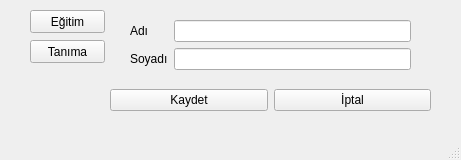
Above: arayuz/UI/ana.ui from pythonuzaktanegitim/canliderspython1 before the change. Below: the same form after it.
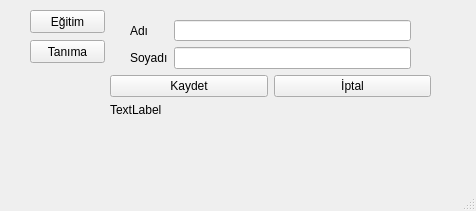
That is the form after the change.

```diff
--- a/arayuz/UI/ana.ui
+++ b/arayuz/UI/ana.ui
@@ -6,8 +6,8 @@
    <rect>
     <x>0</x>
     <y>0</y>
-    <width>461</width>
-    <height>160</height>
+    <width>476</width>
+    <height>211</height>
    </rect>
   </property>
   <property name="windowTitle">
@@ -46,17 +46,10 @@
       <x>110</x>
       <y>10</y>
       <width>321</width>
-      <height>101</height>
+      <height>107</height>
      </rect>
     </property>
     <layout class="QGridLayout" name="gridLayout">
-     <item row="1" column="1">
-      <widget class="QPushButton" name="pushButton_3">
-       <property name="text">
-        <string>İptal</string>
-       </property>
-      </widget>
-     </item>
      <item row="1" column="0">
       <widget class="QPushButton" name="pushButton_4">
        <property name="text">
@@ -64,6 +57,13 @@
        </property>
       </widget>
      </item>
+     <item row="1" column="1">
+      <widget class="QPushButton" name="temizle">
+       <property name="text">
+        <string>İptal</string>
+       </property>
+      </widget>
+     </item>
      <item row="0" column="0" colspan="2">
       <layout class="QFormLayout" name="formLayout">
        <property name="leftMargin">
@@ -97,6 +97,13 @@
        </item>
       </layout>
      </item>
+     <item row="2" column="0" colspan="2">
+      <widget class="QLabel" name="sonuc">
+       <property name="text">
+        <string>TextLabel</string>
+       </property>
+      </widget>
+     </item>
     </layout>
    </widget>
   </widget>
```
Left out of the diff: 14 changed lines with no effect on the pictures.
